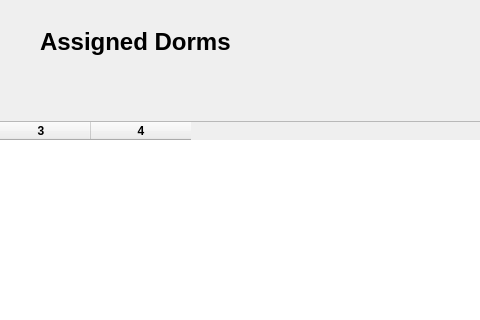
Above: FURS/FURS_Management/furs_main_window.ui from singhraj82/FURS before the change; both pictures show x 291 to 771 and y 0 to 320 of the 914 by 683 pixel window. Below: the same form after it.
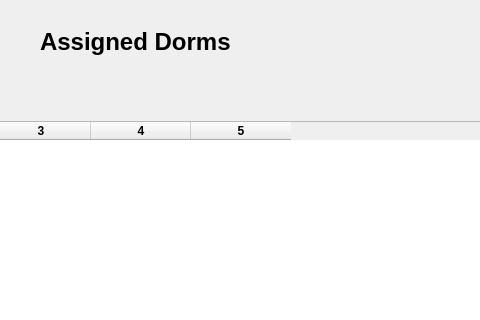
That is the form after the change. The open tabs and pages were chosen to show the change.

Commit message: changes to add last name to Dorms

```diff
--- a/FURS/FURS_Management/furs_main_window.ui
+++ b/FURS/FURS_Management/furs_main_window.ui
@@ -1436,12 +1436,13 @@
          </rect>
         </property>
         <property name="columnCount">
-         <number>4</number>
+         <number>5</number>
         </property>
         <column/>
         <column/>
         <column/>
         <column/>
+        <column/>
        </widget>
        <widget class="QLabel" name="label_dorms">
         <property name="geometry">
```
Left out of the diff: 2 changed lines with no effect on the pictures. The commit also changes 1 other file.
